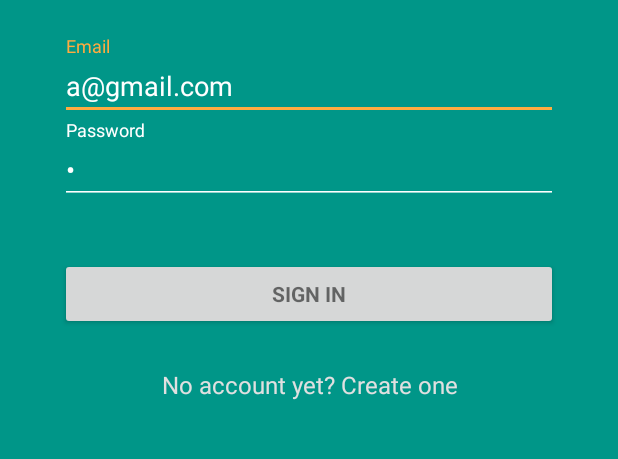
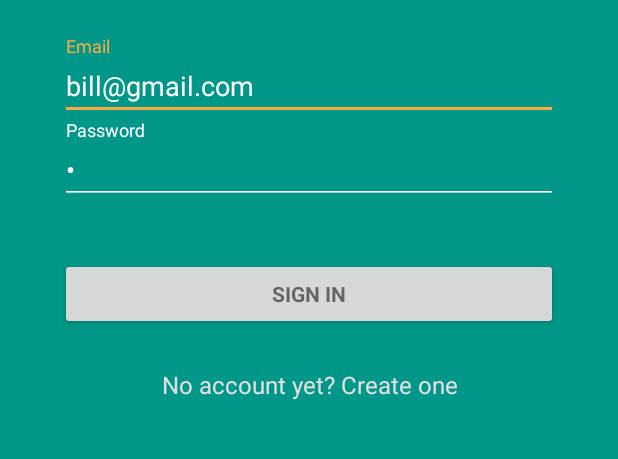
Before and after one commit to Alpha-Rome0/AirPnP, an Android app: the screen it shows after launch (LoginActivity), on a phone screen of 412 x 824 dp, the part 230-689 px from its top. Run offline under Robolectric (Android 15) with nearby library versions, the phone set to English and light mode, and no system bars; our stand-ins replace Volley.

Commit message:
add dummy customers

```diff
--- a/app/src/main/java/airpnp/pennapps/com/airpnp/MapsActivity.java
+++ b/app/src/main/java/airpnp/pennapps/com/airpnp/MapsActivity.java
@@ -384,7 +384,7 @@ public class MapsActivity extends AppCompatActivity implements OnMapReadyCallbac
             latLong = new LatLng(location.getLatitude(), location.getLongitude());
 
             CameraPosition cameraPosition = new CameraPosition.Builder()
-                    .target(latLong).zoom(22f).build();
+                    .target(latLong).zoom(18f).build();
 
             try {
                 mMap.setMyLocationEnabled(true);
@@ -517,7 +517,7 @@ public class MapsActivity extends AppCompatActivity implements OnMapReadyCallbac
 
                 // Zoom to position
                 CameraPosition cameraPosition = new CameraPosition.Builder()
-                        .target(latLong).zoom(22f).build();
+                        .target(latLong).zoom(18f).build();
 
                 // Update Address field
 
--- a/app/src/main/res/layout/activity_login.xml
+++ b/app/src/main/res/layout/activity_login.xml
@@ -46,7 +46,7 @@
                 android:layout_width="match_parent"
                 android:layout_height="wrap_content"
                 android:hint="Email"
-                android:text="a@gmail.com"
+                android:text="bill@gmail.com"
                 android:inputType="textEmailAddress"
                 android:maxLines="1"
                 android:singleLine="true"
@@ -64,7 +64,7 @@
                 android:layout_width="match_parent"
                 android:layout_height="wrap_content"
                 android:hint="Password"
-                android:text="b"
+                android:text="a"
                 android:imeActionId="@+id/login"
                 android:imeOptions="actionDone"
                 android:inputType="textPassword"
```
